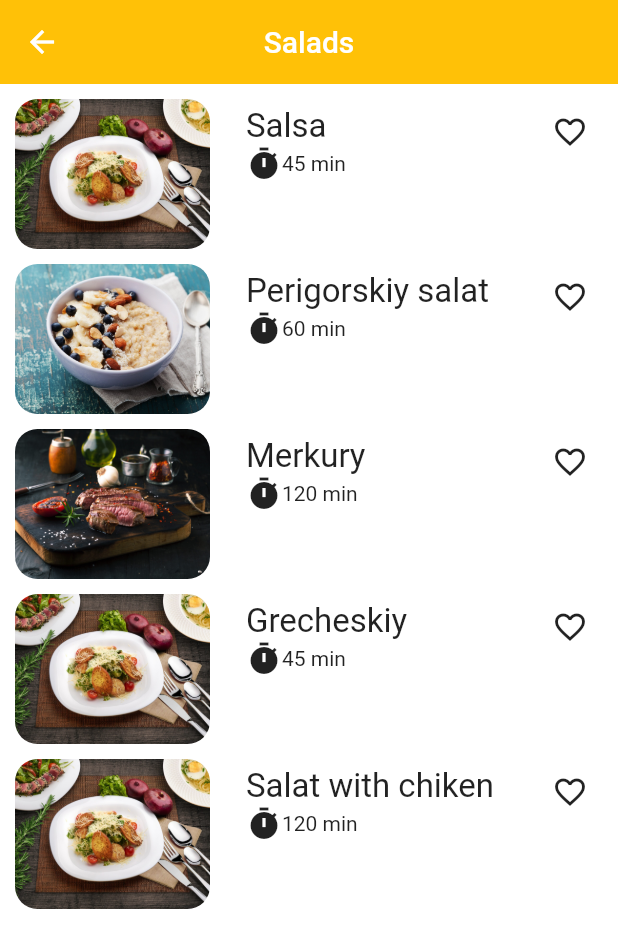
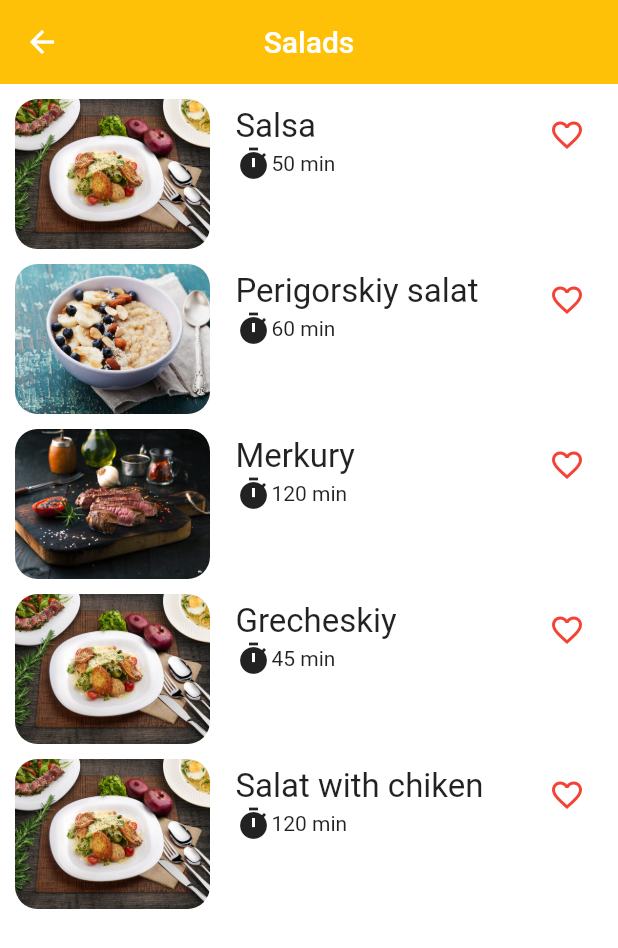
Before and after one commit to AlexanderMustafin/cook_book_new, a Flutter app: the screen it shows after launch, after a tap on "Salads", on a phone screen of 412 x 824 dp. Shown: the top 948 px of the screen. Run offline on Flutter 3.47's test engine with Material 2 defaults, Android fonts, the phone set to English and light mode, and no system bars; our stand-ins replace shared_preferences.

Commit message:
Добавил файл с общей инфой

```diff
--- a/lib/pages/home.dart
+++ b/lib/pages/home.dart
@@ -3,6 +3,7 @@ import 'package:flutter/material.dart';
 import 'package:cook_book_new/pages/salads.dart';
 import 'package:cook_book_new/pages/DarkThemePreference.dart';
 import 'package:provider/provider.dart';
+import 'package:cook_book_new/pages/saladsCategories.dart';
 // import 'package:cook_book_new/resources/theme.dart';
 
 class Home extends StatefulWidget {
@@ -11,40 +12,6 @@ class Home extends StatefulWidget {
 }
 
 class _HomeState extends State<Home> {
-  List nameList = [];
-  List screenList = [];
-  List classList = [];
-
-  @override
-  void initState() {
-    super.initState();
-
-    nameList.addAll([
-      'Salads',
-      'Snacks',
-      'First meal',
-      'Second meal',
-      'Fish meal',
-      'Breakfast'
-    ]);
-
-    screenList.addAll([
-      'assets/img/salad.jpg',
-      'assets/img/snacks.jpg',
-      'assets/img/soup.jpg',
-      'assets/img/second_meal.jpg',
-      'assets/img/fish_meal.jpg',
-      'assets/img/breakfast.jpg',
-    ]);
-
-    classList.addAll([
-      Salads(),
-      Salads(),
-      Salads(),
-      Salads(),
-      Salads(),
-    ]);
-  }
 
   @override
   Widget build(BuildContext context) {
@@ -98,20 +65,20 @@ class _HomeState extends State<Home> {
           crossAxisSpacing: 10,
         ),
 
-        itemCount: nameList.length,
+        itemCount: categories.length,
         itemBuilder: (BuildContext context, int index) {
           return InkWell(
             onTap: () {
               Navigator.push(
                 context,
                 MaterialPageRoute(
-                    builder: (context) => classList[index]),
+                    builder: (context) => categories[index].recipe),
               );
             },
             child: Container(
               decoration: BoxDecoration(
                 image: DecorationImage(
-                  image: AssetImage(screenList[index]),
+                  image: AssetImage(categories[index].imagePath),
                   fit: BoxFit.fitHeight,
                 ),
                 borderRadius: BorderRadius.circular(16),
@@ -129,7 +96,7 @@ class _HomeState extends State<Home> {
                 crossAxisAlignment: CrossAxisAlignment.end,
                 mainAxisAlignment: MainAxisAlignment.start,
                 children: [
-                  Text(nameList[index],
+                  Text(categories[index].name,
                     style: TextStyle(
                       color: Colors.white,
                       fontSize: 20,
@@ -144,6 +111,8 @@ class _HomeState extends State<Home> {
       ),
     );
   }
+
+
 
 //   Widget _buildGradient() {
 //     return Positioned.fill(
--- a/lib/pages/salads.dart
+++ b/lib/pages/salads.dart
@@ -1,5 +1,47 @@
 import 'package:flutter/material.dart';
 import 'package:cook_book_new/pages/recipes.dart';
+import 'package:cook_book_new/pages/home.dart';
+import 'package:cook_book_new/pages/saladsCategories.dart';
+
+class FavoriteWidget extends StatefulWidget {
+  const FavoriteWidget({Key? key}) : super(key: key);
+
+  @override
+  State<FavoriteWidget> createState() => _FavoriteWidgetState();
+}
+
+class _FavoriteWidgetState extends State<FavoriteWidget> {
+
+  void _toggleFavorite() {
+    setState(() {
+      if (_isFavorited) {
+        _isFavorited = false;
+      } else {
+        _isFavorited = true;
+      }
+    });
+  }
+
+  bool _isFavorited = true;
+
+  @override
+  Widget build(BuildContext context) {
+    return Row(
+      mainAxisSize: MainAxisSize.min,
+      children: [
+        Container(
+          padding: EdgeInsets.all(0),
+          child: IconButton(
+              icon: (_isFavorited
+                  ? Icon(Icons.favorite_border)
+                  : Icon(Icons.favorite)),
+              color: Colors.red[500],
+              onPressed: _toggleFavorite),
+        ),
+      ],
+    );
+  }
+}
 
 class Salads extends StatefulWidget {
   @override
@@ -7,44 +49,6 @@ class Salads extends StatefulWidget {
 }
 
 class _SaladsState extends State<Salads> {
-  List saladList = [];
-  List screenList = [];
-  List classList = [];
-  List subtitleList = [];
-
-  @override
-  void initState() {
-    super.initState();
-
-    saladList.addAll([
-      'Salsa',
-      'Perigorskiy salat',
-      'Merkury',
-      'Grecheskiy',
-      'Salat with chiken'
-    ]);
-    screenList.addAll([
-      'assets/img/salad.jpg',
-      'assets/img/breakfast.jpg',
-      'assets/img/second_meal.jpg',
-      'assets/img/salad.jpg',
-      'assets/img/salad.jpg'
-    ]);
-    classList.addAll([
-      Salsa(),
-      Perigorskiy(),
-      Perigorskiy(),
-      Perigorskiy(),
-      Perigorskiy(),
-    ]);
-    subtitleList.addAll([
-      '45 min',
-      '60 min',
-      '120 min',
-      '45 min',
-      '120 min'
-    ]);
-  }
 
   @override
   Widget build(BuildContext context) {
@@ -55,16 +59,15 @@ class _SaladsState extends State<Salads> {
           backgroundColor: Colors.amber,
         ),
         body: ListView.builder(
-            itemCount: saladList.length,
+            itemCount: salads.length,
             itemBuilder: (BuildContext context, int index) {
               return InkWell(
                 onTap: () {
                   Navigator.push(
                       context,
                       MaterialPageRoute(
-                          builder: (context) => classList[index]));
+                          builder: (context) => salads[index].recipe));
                 },
-                key: Key(saladList[index]),
                 child: Container(
                   padding: EdgeInsets.only(top: 10),
                   margin: EdgeInsets.symmetric(vertical: 0, horizontal: 10),
@@ -83,7 +86,8 @@ class _SaladsState extends State<Salads> {
                                 decoration: BoxDecoration(
                                     image: DecorationImage(
                                         fit: BoxFit.cover,
-                                        image: AssetImage(screenList[index])),
+                                        image: AssetImage(
+                                            salads[index].imagePath)),
                                     borderRadius: BorderRadius.all(
                                         Radius.circular(15.0)))),
                           )
@@ -100,14 +104,14 @@ class _SaladsState extends State<Salads> {
                                 crossAxisAlignment: CrossAxisAlignment.start,
                                 children: [
                                   Text(
-                                    saladList[index],
+                                    salads[index].name,
                                     style: TextStyle(fontSize: 22),
                                   ),
                                   Container(
                                       child: Row(children: [
-                                        Icon(Icons.timer),
-                                        Text(subtitleList[index])
-                                      ]))
+                                    Icon(Icons.timer),
+                                    Text(salads[index].cookTime)
+                                  ]))
                                 ],
                               ),
                             ),
@@ -117,10 +121,8 @@ class _SaladsState extends State<Salads> {
                       Column(
                         children: [
                           Align(
-                              child: Container(
-                                child: Icon(Icons.favorite_border),
-                                padding: EdgeInsets.fromLTRB(0, 10, 10, 0),
-                              ))
+                            child: const FavoriteWidget(),
+                          )
                         ],
                       )
                     ],
@@ -129,4 +131,5 @@ class _SaladsState extends State<Salads> {
               );
             }));
   }
+
 }
```
Also changed, not shown: lib/pages/saladsCategories.dart (added, +46 -0 lines).
